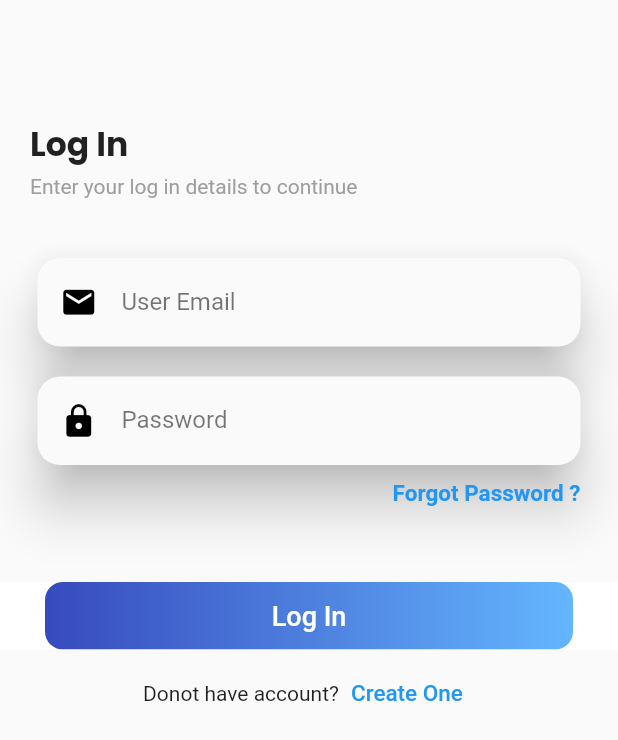
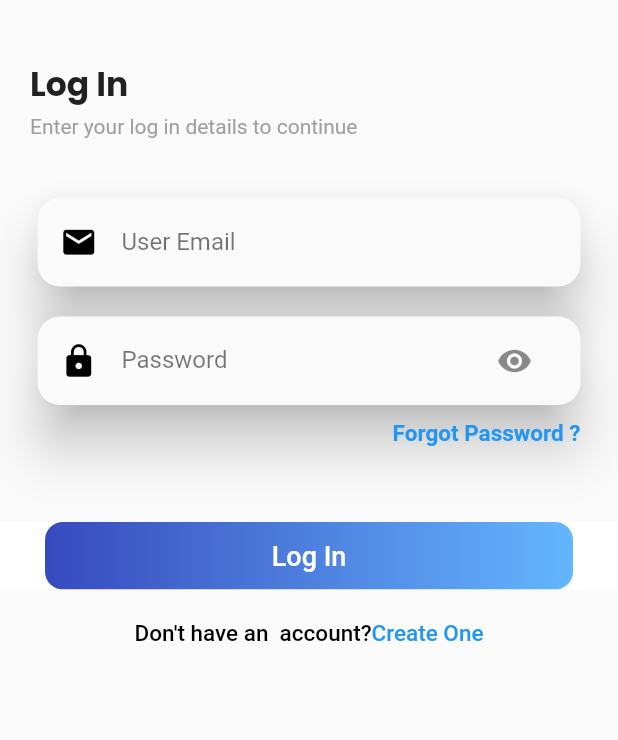
Before and after one commit to abhilashasharma2021/agnitonewsflutter, a Flutter app: the screen it shows after launch, after a tap on "Get Started", on a phone screen of 412 x 824 dp. Shown: the top 740 px of the screen. Run offline on Flutter 3.47's test engine with Material 2 defaults, Android fonts, the phone set to English and light mode, and no system bars.

Commit message:
New Flutter App

```diff
--- /dev/null
+++ b/lib/screens/BottomNavigation/bottomNavigationScreen.dart
@@ -0,0 +1 @@
+import 'package:flutter/cupertino.dart';
--- a/lib/screens/loginscreen.dart
+++ b/lib/screens/loginscreen.dart
@@ -1,3 +1,4 @@
+import 'package:agnitonews/screens/signupscreen.dart';
 import 'package:flutter/cupertino.dart';
 import 'package:flutter/material.dart';
 
@@ -13,14 +14,17 @@ class LoginScreen extends StatefulWidget {
 class _LoginScreenState extends State<LoginScreen> {
   final TextEditingController _pwdController = TextEditingController();
   final TextEditingController _emailController = TextEditingController();
+  bool _isHidden = true;
+
 
   @override
   Widget build(BuildContext context) {
-    return Scaffold(
+    return SafeArea(
+      child: Scaffold(
           body: Container(
         width: double.infinity,
         height: MediaQuery.of(context).size.height,
-      padding: const EdgeInsets.only(top: 80.0),
+        padding: const EdgeInsets.only(top: 40.0),
         child: SingleChildScrollView(
           child: Column(
             mainAxisAlignment: MainAxisAlignment.start,
@@ -51,7 +55,9 @@ class _LoginScreenState extends State<LoginScreen> {
                   labelText: "User Email",
                   icon: Icons.email,
                   obscureText: false,
-                keyboardType: TextInputType.emailAddress),
+                  keyboardType: TextInputType.emailAddress,
+                   suffixIcon:null
+              ),
                 const SizedBox(
                 height: 20.0,
               ),
@@ -59,8 +65,22 @@ class _LoginScreenState extends State<LoginScreen> {
                   controller: _pwdController,
                   labelText: "Password",
                   icon: Icons.lock,
-                obscureText: true,
-                keyboardType: TextInputType.text),
+                  obscureText: _isHidden,
+                  keyboardType: TextInputType.text,
+                  suffixIcon: IconButton(
+                    onPressed: _togglePasswordView,
+                    icon:Icon(
+                      _isHidden
+                          ? Icons.visibility
+                          : Icons.visibility_off,) ,
+                  ),
+                /*  suffixIcon:const Padding(
+                    padding: EdgeInsetsDirectional.only(end: 12.0),
+
+                    child: Icon(
+                        Icons.remove_red_eye_sharp)
+                ),*/
+              ),
               const Padding(
                   padding: EdgeInsets.only(right: 25.0, top: 10.0),
                   child: Align(
@@ -120,21 +140,28 @@ class _LoginScreenState extends State<LoginScreen> {
               const SizedBox(
                 height: 5.0,
               ),
-            Row(
-              mainAxisAlignment: MainAxisAlignment.center,
+           Align(
+             alignment: Alignment.center,
+               child: TextButton(
+                   onPressed: () => Navigator.of(context).push(
+                       MaterialPageRoute(
+                           builder: (context) => const SignupScreen())),
+                   child: const Text.rich(
+                       TextSpan(
+                           text:"Don't have an  account?",
+                           style: TextStyle(
+                               color: Colors.black, fontSize: 15.0),
                            children: [
-                const Text('Donot have account?'),
-                TextButton(
-                  child: const Text(
-                    'Create One',
-                    style: TextStyle(fontSize: 15),
-                  ),
-                  onPressed: () {
-                    //signup screen
-                  },
+                             TextSpan(
+                               text: "Create One",
+                               style: TextStyle(
+                                   color: Colors.blue, fontSize: 15.0),
                              )
-              ],
-            ),
+                           ]
+                       )
+                   ))
+           )
+
 
               /* const Padding(
                   padding: EdgeInsets.only(right: 25.0, top: 10.0),
@@ -151,11 +178,15 @@ class _LoginScreenState extends State<LoginScreen> {
                       ),
                     ),
                   )),*/
-
-
             ],
           ),
         ),
-    ));
+      )),
+    );
+  }
+  void _togglePasswordView() {
+    setState(() {
+      _isHidden = !_isHidden;
+    });
   }
 }
--- a/lib/widgets/inputTextWidget.dart
+++ b/lib/widgets/inputTextWidget.dart
@@ -3,6 +3,7 @@ import 'package:flutter/material.dart';
 class InputTextWidget extends StatelessWidget {
   final String labelText;
   final IconData icon;
+  final Widget? suffixIcon;
   final bool obscureText;
   final keyboardType;
   final controller;
@@ -10,6 +11,7 @@ class InputTextWidget extends StatelessWidget {
       {required this.labelText,
         required this.icon,
         required this.obscureText,
+        required this.suffixIcon,
         required this.keyboardType,
         this.controller})
       : super();
@@ -32,6 +34,7 @@ class InputTextWidget extends StatelessWidget {
                 autofocus: false,
                 keyboardType: keyboardType,
                 decoration: InputDecoration(
+                  suffixIcon:suffixIcon ,
                   icon: Icon(
                     icon,
                     color: Colors.black,
@@ -41,11 +44,13 @@ class InputTextWidget extends StatelessWidget {
                   labelStyle: TextStyle(color: Colors.black54, fontSize: 16.0),
                   hintText: '',
                   enabledBorder: InputBorder.none,
-                  focusedBorder: const UnderlineInputBorder(
+                 /* focusedBorder: const UnderlineInputBorder(
                     borderSide: BorderSide(color: Colors.black54),
-                  ),
+                  ),*/
                   border: InputBorder.none,
                 ),
+
+
                 validator: (val) {
                   if (val!.isEmpty) {
                     return 'le champ de texte est vide!';
--- a/pubspec.yaml
+++ b/pubspec.yaml
@@ -36,8 +36,10 @@ dependencies:
   cupertino_icons: ^1.0.2
 
 dev_dependencies:
+  flutter_launcher_icons: ^0.7.4
   flutter_test:
     sdk: flutter
+  bottom_navy_bar: ^5.6.0
 
   # The "flutter_lints" package below contains a set of recommended lints to
   # encourage good coding practices. The lint set provided by the package is
@@ -61,6 +63,8 @@ flutter:
   assets:
    - assets/logo.png
    - assets/background.png
+   - assets/facebook.png
+   - assets/gmail.png
   #   - images/a_dot_ham.jpeg
 
   # An image asset can refer to one or more resolution-specific "variants", see
```
Also changed, not shown: lib/screens/signupscreen.dart (added, +220 -0 lines), lib/widgets/social_icon.dart (added, +44 -0 lines), assets/facebook.png (added), assets/gmail.png (added), pubspec.lock. Lines whose indentation alone changed are shown as unchanged.
